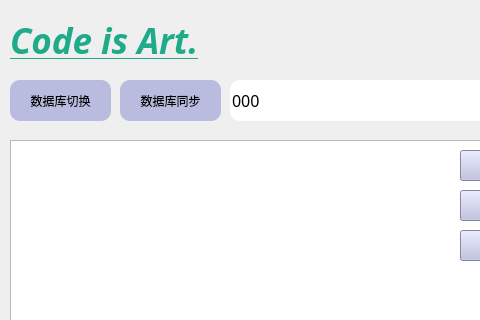
The window that app/mainwindow.ui (chenphxx/slash-learn) describes before a commit, drawn with Qt 5; both pictures show x 0 to 480 and y 0 to 320 of the 1135 by 665 pixel window.
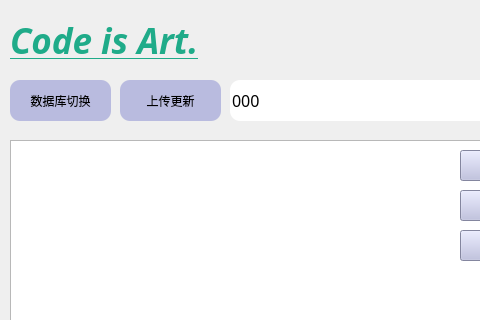
The same window after the commit. Icons and pictures are not drawn.

```diff
--- a/app/mainwindow.ui
+++ b/app/mainwindow.ui
@@ -539,7 +539,7 @@
 </string>
     </property>
     <property name="text">
-     <string>数据库同步</string>
+     <string>上传更新</string>
     </property>
     <property name="icon">
      <iconset theme="QIcon::ThemeIcon::SyncSynchronizing"/>
```
